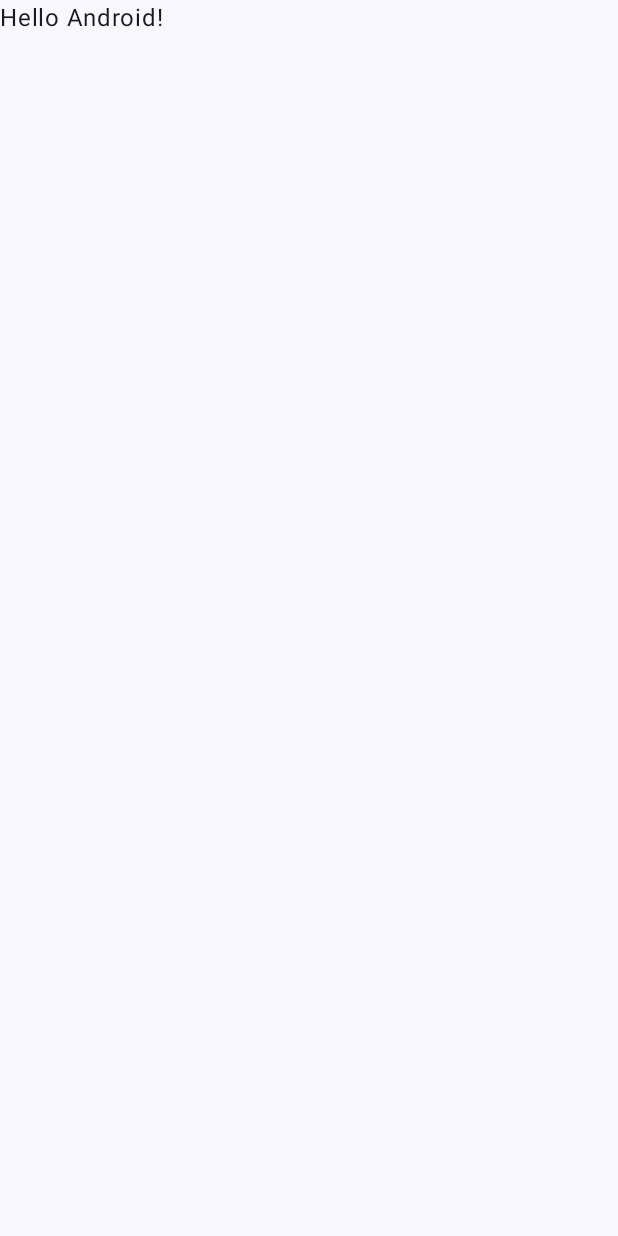
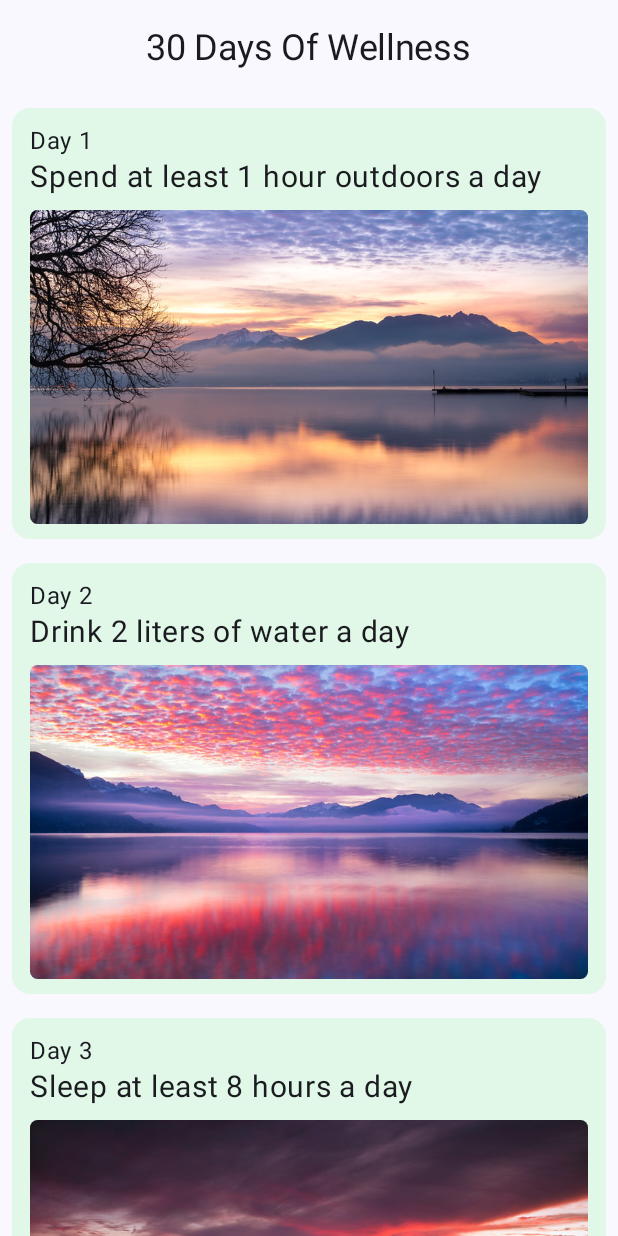
Before and after one commit to bib4maru/Kotlin_3.3.Project, an Android app built with Jetpack Compose: the screen it shows after launch (MainActivity), on a phone screen of 412 x 824 dp. Before the commit the screen is almost empty. Run offline under Robolectric (Android 15) with nearby library versions, the phone set to English and light mode, and no system bars.

Commit message:
Finish app

```diff
--- a/app/src/main/java/com/example/thirthydays/MainActivity.kt
+++ b/app/src/main/java/com/example/thirthydays/MainActivity.kt
@@ -3,13 +3,43 @@ package com.example.thirthydays
 import android.os.Bundle
 import androidx.activity.ComponentActivity
 import androidx.activity.compose.setContent
+import androidx.compose.foundation.Image
+import androidx.compose.foundation.layout.Arrangement
+import androidx.compose.foundation.layout.Column
+import androidx.compose.foundation.layout.Row
+import androidx.compose.foundation.layout.Spacer
 import androidx.compose.foundation.layout.fillMaxSize
+import androidx.compose.foundation.layout.fillMaxWidth
+import androidx.compose.foundation.layout.padding
+import androidx.compose.foundation.layout.size
+import androidx.compose.foundation.lazy.LazyColumn
+import androidx.compose.foundation.lazy.items
+import androidx.compose.foundation.shape.RoundedCornerShape
+import androidx.compose.material3.Card
+import androidx.compose.material3.CardDefaults
+import androidx.compose.material3.CenterAlignedTopAppBar
+import androidx.compose.material3.ExperimentalMaterial3Api
 import androidx.compose.material3.MaterialTheme
+import androidx.compose.material3.Scaffold
 import androidx.compose.material3.Surface
 import androidx.compose.material3.Text
 import androidx.compose.runtime.Composable
+import androidx.compose.runtime.getValue
+import androidx.compose.runtime.mutableStateOf
+import androidx.compose.runtime.remember
+import androidx.compose.runtime.setValue
+import androidx.compose.ui.Alignment
 import androidx.compose.ui.Modifier
+import androidx.compose.ui.draw.clip
+import androidx.compose.ui.layout.ContentScale
+import androidx.compose.ui.res.colorResource
+import androidx.compose.ui.res.painterResource
+import androidx.compose.ui.res.stringResource
 import androidx.compose.ui.tooling.preview.Preview
+import androidx.compose.ui.unit.dp
+import androidx.compose.ui.unit.sp
+import com.example.thirthydays.model.Day
+import com.example.thirthydays.model.days
 import com.example.thirthydays.ui.theme.ThirthyDaysTheme
 
 class MainActivity : ComponentActivity() {
@@ -22,25 +52,97 @@ class MainActivity : ComponentActivity() {
                     modifier = Modifier.fillMaxSize(),
                     color = MaterialTheme.colorScheme.background
                 ) {
-                    Greeting("Android")
+                    App()
                 }
             }
         }
     }
 }
 
+@OptIn(ExperimentalMaterial3Api::class)
 @Composable
-fun Greeting(name: String, modifier: Modifier = Modifier) {
-    Text(
-        text = "Hello $name!",
+fun App(){
+    Scaffold(
+        topBar = {
+            TopBar()
+        }
+    ) { it ->
+        LazyColumn(contentPadding = it) {
+            items(days){ it ->
+                Item(
+                    day = it,
+                    modifier = Modifier.padding(8.dp))
+            }
+        }
+    }
+}
+@OptIn(ExperimentalMaterial3Api::class)
+@Composable
+fun Item(day: Day, modifier: Modifier) {
+    var expanded by remember { mutableStateOf(false) }
+    Card (
+        modifier = Modifier
+            .fillMaxWidth()
+            .padding(8.dp),
+        onClick = {expanded = !expanded},
+        colors = CardDefaults.cardColors(
+            containerColor = colorResource(R.color.card_color)
+        )
+
+    ) {
+
+        Column (
+            modifier = Modifier
+                .padding(horizontal =  12.dp, vertical = 10.dp)
+                .fillMaxWidth()
+        ) {
+            Text(
+                text = "Day ${day.day}",
+                fontSize = 16.sp
+            )
+            Text(
+                text = stringResource(day.name),
+                fontSize = 20.sp
+            )
+            Spacer(modifier = Modifier.size(10.dp))
+            Image(
+                painter = painterResource(day.imageResourceId),
+                contentDescription = null,
+                contentScale = ContentScale.FillWidth,
+                modifier = Modifier
+                    .clip(RoundedCornerShape(5.dp))
+                    .fillMaxWidth(),
+            )
+            if (expanded){
+                Spacer(modifier = Modifier.size(10.dp))
+                Text(text = stringResource(day.description))
+            }
+        }
+    }
+}
+@OptIn(ExperimentalMaterial3Api::class)
+@Composable
+fun TopBar(modifier: Modifier = Modifier){
+    CenterAlignedTopAppBar(
+        title = {
+            Row(
+                verticalAlignment = Alignment.CenterVertically,
+                horizontalArrangement = Arrangement.Start
+            ) {
+                Text(
+                    text = stringResource(R.string.app_name),
+                    style = MaterialTheme.typography.displayLarge,
+                    fontSize = 24.sp
+                )
+            }
+        },
         modifier = modifier
     )
 }
-
 @Preview(showBackground = true)
 @Composable
 fun GreetingPreview() {
     ThirthyDaysTheme {
-        Greeting("Android")
+        App()
     }
 }
--- a/app/src/main/java/com/example/thirthydays/model/Day.kt
+++ b/app/src/main/java/com/example/thirthydays/model/Day.kt
@@ -16,35 +16,35 @@ data class Day(
     val description: Int,
 )
 
-val activities = listOf(
+val days = listOf(
     Day(R.drawable.image1, R.string.act_name_1, 1, R.string.descr),
-    Day(R.drawable.image2, R.string.act_name_2, 1, R.string.descr),
-    Day(R.drawable.image3, R.string.act_name_3, 1, R.string.descr),
-    Day(R.drawable.image4, R.string.act_name_4, 1, R.string.descr),
-    Day(R.drawable.image5, R.string.act_name_5, 1, R.string.descr),
-    Day(R.drawable.image6, R.string.act_name_6, 1, R.string.descr),
-    Day(R.drawable.image7, R.string.act_name_7, 1, R.string.descr),
-    Day(R.drawable.image8, R.string.act_name_8, 1, R.string.descr),
-    Day(R.drawable.image9, R.string.act_name_1, 1, R.string.descr),
-    Day(R.drawable.image10, R.string.act_name_2, 1, R.string.descr),
-    Day(R.drawable.image1, R.string.act_name_3, 1, R.string.descr),
-    Day(R.drawable.image2, R.string.act_name_5, 1, R.string.descr),
-    Day(R.drawable.image3, R.string.act_name_4, 1, R.string.descr),
-    Day(R.drawable.image4, R.string.act_name_7, 1, R.string.descr),
-    Day(R.drawable.image5, R.string.act_name_6, 1, R.string.descr),
-    Day(R.drawable.image6, R.string.act_name_8, 1, R.string.descr),
-    Day(R.drawable.image7, R.string.act_name_2, 1, R.string.descr),
-    Day(R.drawable.image8, R.string.act_name_3, 1, R.string.descr),
-    Day(R.drawable.image9, R.string.act_name_4, 1, R.string.descr),
-    Day(R.drawable.image10, R.string.act_name_1, 1, R.string.descr),
-    Day(R.drawable.image1, R.string.act_name_6, 1, R.string.descr),
-    Day(R.drawable.image2, R.string.act_name_8, 1, R.string.descr),
-    Day(R.drawable.image3, R.string.act_name_7, 1, R.string.descr),
-    Day(R.drawable.image4, R.string.act_name_4, 1, R.string.descr),
-    Day(R.drawable.image5, R.string.act_name_3, 1, R.string.descr),
-    Day(R.drawable.image6, R.string.act_name_2, 1, R.string.descr),
-    Day(R.drawable.image7, R.string.act_name_8, 1, R.string.descr),
-    Day(R.drawable.image8, R.string.act_name_6, 1, R.string.descr),
-    Day(R.drawable.image9, R.string.act_name_1, 1, R.string.descr),
-    Day(R.drawable.image10, R.string.act_name_7, 1, R.string.descr),
+    Day(R.drawable.image2, R.string.act_name_2, 2, R.string.descr),
+    Day(R.drawable.image3, R.string.act_name_3, 3, R.string.descr),
+    Day(R.drawable.image4, R.string.act_name_4, 4, R.string.descr),
+    Day(R.drawable.image5, R.string.act_name_5, 5, R.string.descr),
+    Day(R.drawable.image6, R.string.act_name_6, 6, R.string.descr),
+    Day(R.drawable.image7, R.string.act_name_7, 7, R.string.descr),
+    Day(R.drawable.image8, R.string.act_name_8, 8, R.string.descr),
+    Day(R.drawable.image9, R.string.act_name_1, 9, R.string.descr),
+    Day(R.drawable.image10, R.string.act_name_2, 10, R.string.descr),
+    Day(R.drawable.image1, R.string.act_name_3, 11, R.string.descr),
+    Day(R.drawable.image2, R.string.act_name_5, 12, R.string.descr),
+    Day(R.drawable.image3, R.string.act_name_4, 13, R.string.descr),
+    Day(R.drawable.image4, R.string.act_name_7, 14, R.string.descr),
+    Day(R.drawable.image5, R.string.act_name_6, 15, R.string.descr),
+    Day(R.drawable.image6, R.string.act_name_8, 16, R.string.descr),
+    Day(R.drawable.image7, R.string.act_name_2, 17, R.string.descr),
+    Day(R.drawable.image8, R.string.act_name_3, 18, R.string.descr),
+    Day(R.drawable.image9, R.string.act_name_4, 19, R.string.descr),
+    Day(R.drawable.image10, R.string.act_name_1, 20, R.string.descr),
+    Day(R.drawable.image1, R.string.act_name_6, 21, R.string.descr),
+    Day(R.drawable.image2, R.string.act_name_8, 22, R.string.descr),
+    Day(R.drawable.image3, R.string.act_name_7, 23, R.string.descr),
+    Day(R.drawable.image4, R.string.act_name_4, 24, R.string.descr),
+    Day(R.drawable.image5, R.string.act_name_3, 25, R.string.descr),
+    Day(R.drawable.image6, R.string.act_name_2, 26, R.string.descr),
+    Day(R.drawable.image7, R.string.act_name_8, 27, R.string.descr),
+    Day(R.drawable.image8, R.string.act_name_6, 28, R.string.descr),
+    Day(R.drawable.image9, R.string.act_name_1, 29, R.string.descr),
+    Day(R.drawable.image10, R.string.act_name_7, 30, R.string.descr),
 )
--- a/app/src/main/res/values/colors.xml
+++ b/app/src/main/res/values/colors.xml
@@ -7,4 +7,5 @@
     <color name="teal_700">#FF018786</color>
     <color name="black">#FF000000</color>
     <color name="white">#FFFFFFFF</color>
+    <color name="card_color">#e1f7e7</color>
 </resources>
--- a/app/src/main/res/values/strings.xml
+++ b/app/src/main/res/values/strings.xml
@@ -2,7 +2,7 @@
     <string name="app_name">30 Days Of Wellness</string>
     <string name="act_name_1">Spend at least 1 hour outdoors a day</string>
     <string name="act_name_2">Drink 2 liters of water a day</string>
-    <string name="act_name_3">Sleep at least 8 hours a da</string>
+    <string name="act_name_3">Sleep at least 8 hours a day</string>
     <string name="act_name_4">Exercise at least 3 times a week</string>
     <string name="act_name_5">Spend the weekend with friends and family</string>
     <string name="act_name_6">Read new books</string>
```
